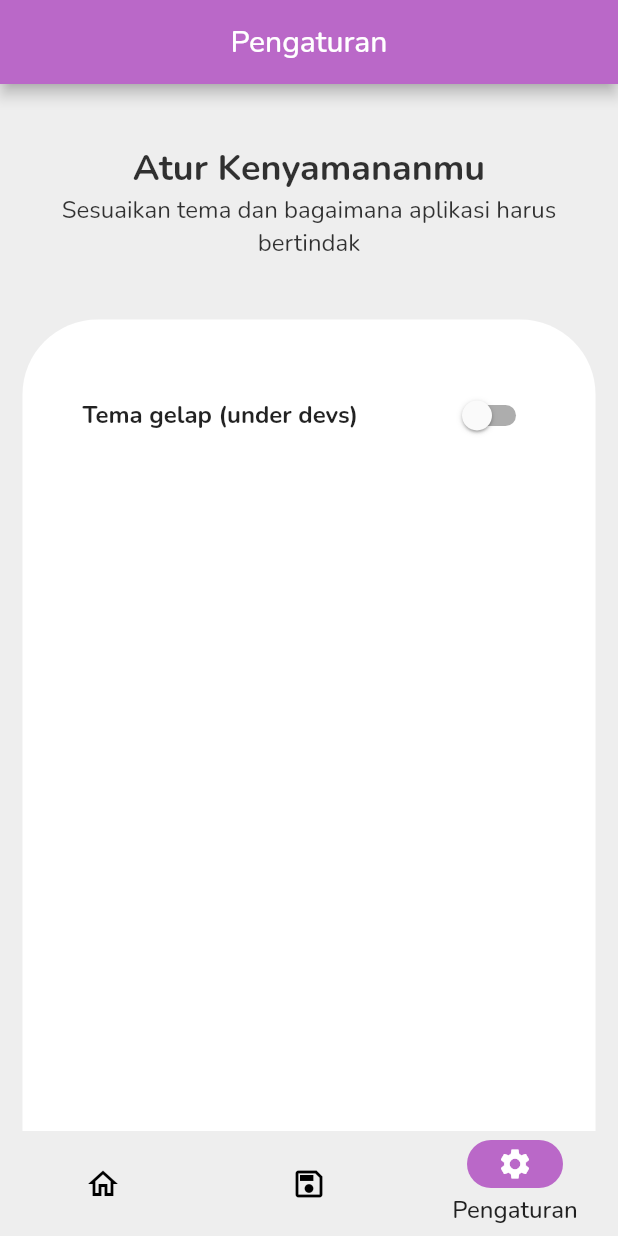
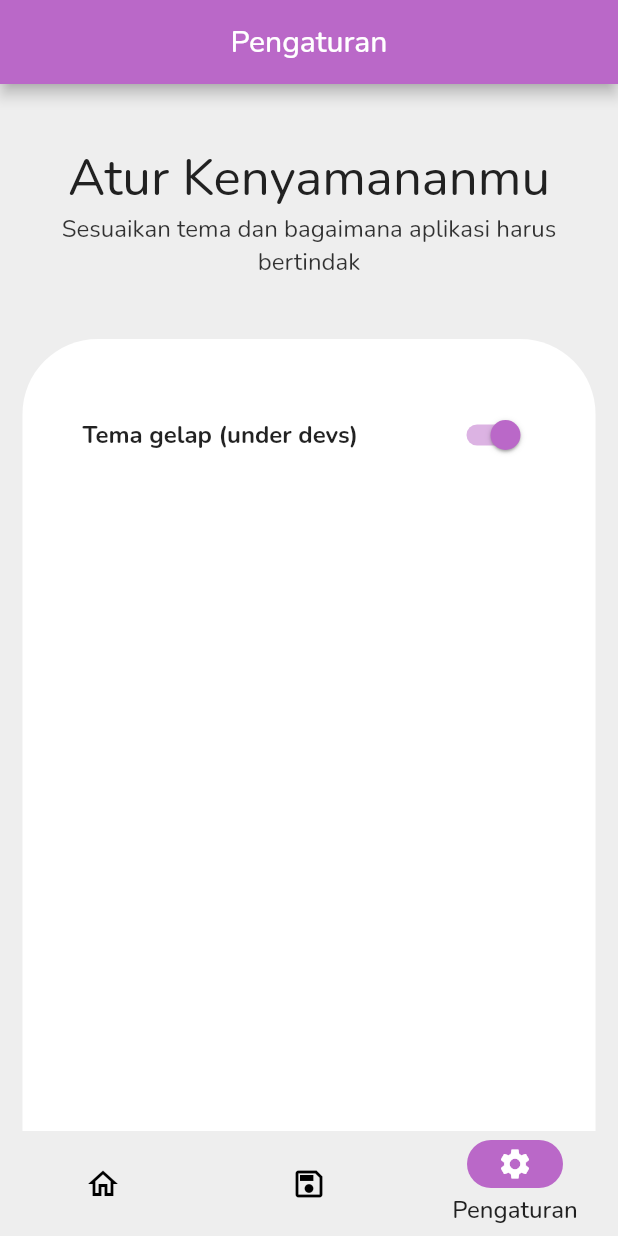
Before and after one commit to snowfluke/unik, a Flutter app: the screen it shows after launch, item 3 of the bottom bar chosen, on a phone screen of 412 x 824 dp. Run offline on Flutter 3.47's test engine with Material 2 defaults, Android fonts, the phone set to English and light mode, and no system bars; our stand-ins replace fluttertoast, google_fonts, shared_preferences; missing offline and left inert: nik_parser_id.

Commit message:
tweaking color part 1

```diff
--- a/lib/main.dart
+++ b/lib/main.dart
@@ -4,7 +4,10 @@ import 'package:unik/themes.dart';
 import 'package:provider/provider.dart';
 
 void main() {
-  runApp(const MyApp());
+  runApp(ChangeNotifierProvider<ThemeProvider>(
+    create: (_) => ThemeProvider()..initialize(),
+    child: const MyApp(),
+  ));
 }
 
 class MyApp extends StatelessWidget {
@@ -13,19 +16,14 @@ class MyApp extends StatelessWidget {
   // This widget is the root of your application.
   @override
   Widget build(BuildContext context) {
-    return ChangeNotifierProvider(
-        create: (context) => ThemeProvider(),
-        builder: (BuildContext context, child) {
-          final themeProvider =
-              Provider.of<ThemeProvider>(context, listen: false);
-
-          return MaterialApp(
-            themeMode: themeProvider.themeMode,
-            theme: MyThemes.lightTheme,
-            darkTheme: MyThemes.darkTheme,
-            home: const MainScreen(),
-            title: 'unik',
-          );
-        });
+    return Consumer<ThemeProvider>(builder: (context, provider, child) {
+      return MaterialApp(
+        home: const MainScreen(),
+        title: 'unik',
+        theme: MyThemes.lightTheme,
+        darkTheme: MyThemes.darkTheme,
+        themeMode: provider.themeMode,
+      );
+    });
   }
 }
--- a/lib/settings/settings.dart
+++ b/lib/settings/settings.dart
@@ -8,7 +8,6 @@ class SettingsScreen extends StatelessWidget {
 
   @override
   Widget build(BuildContext context) {
-    final themeProvider = Provider.of<ThemeProvider>(context);
     return ScreenContainer(
       title: "Pengaturan",
       child: Column(
@@ -32,15 +31,15 @@ class SettingsScreen extends StatelessWidget {
                 const SizedBox(
                   width: 50,
                 ),
-                Switch(
-                    value: themeProvider.isDark,
-                    activeColor: Colors.purple.shade300,
-                    onChanged: (el) {
-                      // final provider =
-                      //     Provider.of<ThemeProvider>(context, listen: false);
-                      themeProvider.toggleTheme(el);
-                      // provider.toggleTheme(el);
-                    })
+                Consumer<ThemeProvider>(builder: (context, provider, child) {
+                  return Switch(
+                      value: provider.currentTheme == "light" ? false : true,
+                      activeColor: Colors.purple.shade300,
+                      onChanged: (el) {
+                        String themeValue = el ? "dark" : "light";
+                        provider.changeTheme(themeValue);
+                      });
+                }),
               ]),
             ),
           )
--- a/lib/shared/header.dart
+++ b/lib/shared/header.dart
@@ -17,11 +17,7 @@ class Header extends StatelessWidget {
         children: [
           Text(
             title,
-            style: const TextStyle(
-              fontSize: 24,
-              color: Color(0xcc000000),
-              fontWeight: FontWeight.bold,
-            ),
+            style: Theme.of(context).textTheme.headline4,
           ),
           button != null
               ? Container(child: button)
--- a/lib/shared/screen_container.dart
+++ b/lib/shared/screen_container.dart
@@ -9,7 +9,6 @@ class ScreenContainer extends StatelessWidget {
   @override
   Widget build(BuildContext context) {
     return Scaffold(
-      backgroundColor: Colors.grey.shade200,
       appBar: AppBar(
         centerTitle: true,
         title: Text(title),
--- a/lib/themes.dart
+++ b/lib/themes.dart
@@ -1,35 +1,63 @@
 import 'package:flutter/material.dart';
 import 'package:google_fonts/google_fonts.dart';
+import 'package:shared_preferences/shared_preferences.dart';
 
-var appTheme = ThemeData(
-    appBarTheme: AppBarTheme(backgroundColor: Colors.purple.shade300),
-    fontFamily: GoogleFonts.nunito().fontFamily,
-    brightness: Brightness.light,
-    textTheme: const TextTheme(
-      button: TextStyle(
-        fontSize: 20,
-      ),
-    ));
+final primaryColor = Colors.purple.shade300;
+final secondaryColor = Colors.purple.shade200;
+final thirdColor = Colors.purple.shade100;
+final backgroundColor = Colors.grey.shade200;
+final backgroundColorDark = Colors.grey.shade900;
+const white = Colors.white;
+const black = Colors.black;
+
+class MyThemes {
+  static final lightTheme = ThemeData(
+      appBarTheme: AppBarTheme(backgroundColor: primaryColor),
+      scaffoldBackgroundColor: backgroundColor,
+      textTheme: TextTheme(
+          headline4: TextStyle(
+        color: backgroundColorDark,
+      )),
+      fontFamily: GoogleFonts.nunito().fontFamily,
+      colorScheme: const ColorScheme.light());
+
+  static final darkTheme = ThemeData(
+      appBarTheme: AppBarTheme(backgroundColor: primaryColor),
+      scaffoldBackgroundColor: backgroundColorDark,
+      textTheme: TextTheme(
+          headline4: TextStyle(
+        color: backgroundColor,
+      )),
+      fontFamily: GoogleFonts.nunito().fontFamily,
+      colorScheme: const ColorScheme.dark());
+}
 
 class ThemeProvider extends ChangeNotifier {
-  ThemeMode themeMode = ThemeMode.light;
+  String currentTheme = "system";
 
-  bool get isDark => themeMode == ThemeMode.dark;
-  void toggleTheme(bool isOn) {
-    themeMode = isOn ? ThemeMode.dark : ThemeMode.light;
+  ThemeMode get themeMode {
+    if (currentTheme == "light") {
+      return ThemeMode.light;
+    }
+
+    if (currentTheme == "dark") {
+      return ThemeMode.dark;
+    }
+
+    return ThemeMode.system;
+  }
+
+  changeTheme(String theme) async {
+    SharedPreferences prefs = await SharedPreferences.getInstance();
+    await prefs.setString("savedTheme", theme);
+
+    currentTheme = theme;
+    notifyListeners();
+  }
+
+  initialize() async {
+    SharedPreferences prefs = await SharedPreferences.getInstance();
+    currentTheme = prefs.getString("savedTheme") ?? "system";
     notifyListeners();
   }
 }
-
-class MyThemes {
-  static final lightTheme = ThemeData(
-      appBarTheme: AppBarTheme(backgroundColor: Colors.purple.shade300),
-      scaffoldBackgroundColor: Colors.grey.shade200,
-      fontFamily: GoogleFonts.nunito().fontFamily,
-      colorScheme: const ColorScheme.light());
-  static final darkTheme = ThemeData(
-      appBarTheme: AppBarTheme(backgroundColor: Colors.purple.shade300),
-      scaffoldBackgroundColor: Colors.grey.shade900,
-      fontFamily: GoogleFonts.nunito().fontFamily,
-      colorScheme: const ColorScheme.dark());
-}
```
